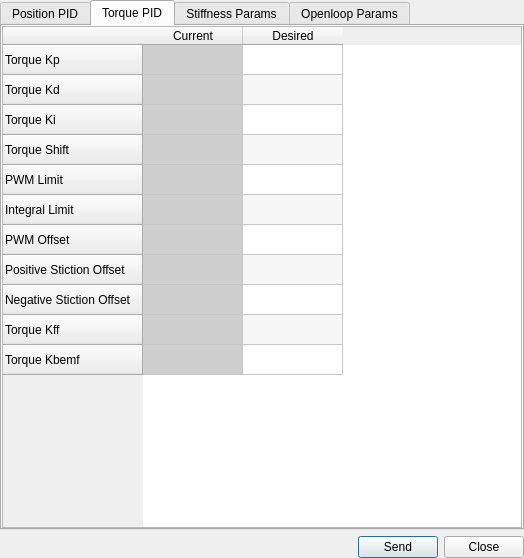
robotology/yarp, file src/yarpmotorgui-qt/piddlg.ui: the form before one commit.
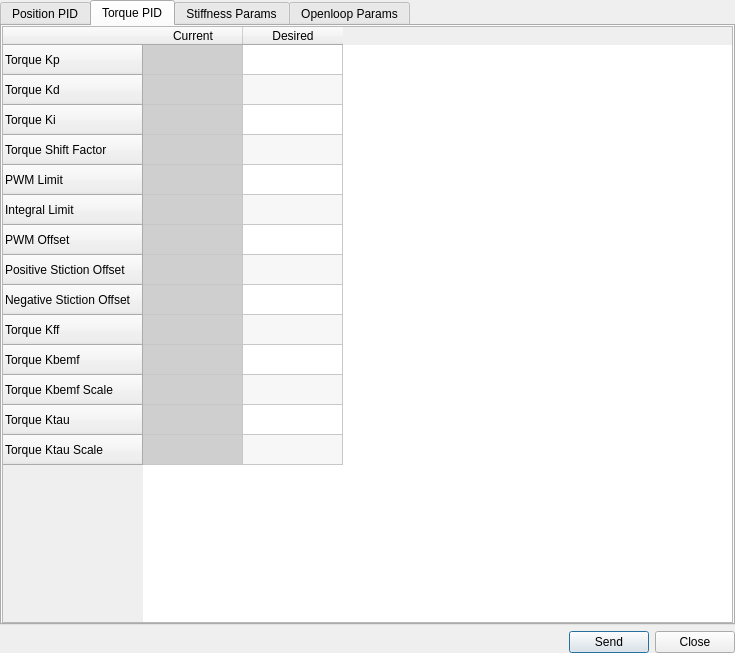
The form after the commit. The open tabs and pages were chosen to show the change.

Commit message: added ktau parameter to yarpmotorgui-qt

Patch:
```diff
--- a/src/yarpmotorgui-qt/piddlg.ui
+++ b/src/yarpmotorgui-qt/piddlg.ui
@@ -6,8 +6,8 @@
    <rect>
     <x>0</x>
     <y>0</y>
-    <width>524</width>
-    <height>558</height>
+    <width>735</width>
+    <height>653</height>
    </rect>
   </property>
   <property name="windowTitle">
@@ -397,7 +397,7 @@
          </row>
          <row>
           <property name="text">
-           <string>Torque Shift</string>
+           <string>Torque Shift Factor</string>
           </property>
          </row>
          <row>
@@ -435,6 +435,21 @@
            <string>Torque Kbemf</string>
           </property>
          </row>
+         <row>
+          <property name="text">
+           <string>Torque Kbemf Scale</string>
+          </property>
+         </row>
+         <row>
+          <property name="text">
+           <string>Torque Ktau</string>
+          </property>
+         </row>
+         <row>
+          <property name="text">
+           <string>Torque Ktau Scale</string>
+          </property>
+         </row>
          <column>
           <property name="text">
            <string>Current</string>
@@ -720,6 +735,81 @@
            <set>ItemIsSelectable|ItemIsEditable|ItemIsDragEnabled|ItemIsUserCheckable|ItemIsEnabled</set>
           </property>
          </item>
+         <item row="11" column="0">
+          <property name="text">
+           <string/>
+          </property>
+          <property name="background">
+           <brush brushstyle="SolidPattern">
+            <color alpha="255">
+             <red>207</red>
+             <green>207</green>
+             <blue>207</blue>
+            </color>
+           </brush>
+          </property>
+          <property name="flags">
+           <set>ItemIsEnabled</set>
+          </property>
+         </item>
+         <item row="11" column="1">
+          <property name="text">
+           <string/>
+          </property>
+          <property name="flags">
+           <set>ItemIsSelectable|ItemIsEditable|ItemIsDragEnabled|ItemIsUserCheckable|ItemIsEnabled</set>
+          </property>
+         </item>
+         <item row="12" column="0">
+          <property name="text">
+           <string/>
+          </property>
+          <property name="background">
+           <brush brushstyle="SolidPattern">
+            <color alpha="255">
+             <red>207</red>
+             <green>207</green>
+             <blue>207</blue>
+            </color>
+           </brush>
+          </property>
+          <property name="flags">
+           <set>ItemIsEnabled</set>
+          </property>
+         </item>
+         <item row="12" column="1">
+          <property name="text">
+           <string/>
+          </property>
+          <property name="flags">
+           <set>ItemIsSelectable|ItemIsEditable|ItemIsDragEnabled|ItemIsUserCheckable|ItemIsEnabled</set>
+          </property>
+         </item>
+         <item row="13" column="0">
+          <property name="text">
+           <string/>
+          </property>
+          <property name="background">
+           <brush brushstyle="SolidPattern">
+            <color alpha="255">
+             <red>207</red>
+             <green>207</green>
+             <blue>207</blue>
+            </color>
+           </brush>
+          </property>
+          <property name="flags">
+           <set>ItemIsEnabled</set>
+          </property>
+         </item>
+         <item row="13" column="1">
+          <property name="text">
+           <string/>
+          </property>
+          <property name="flags">
+           <set>ItemIsSelectable|ItemIsEditable|ItemIsDragEnabled|ItemIsUserCheckable|ItemIsEnabled</set>
+          </property>
+         </item>
         </widget>
        </item>
       </layout>
```
Left out of the diff: 11 changed lines with no effect on the pictures. The commit also changes 2 other files.
